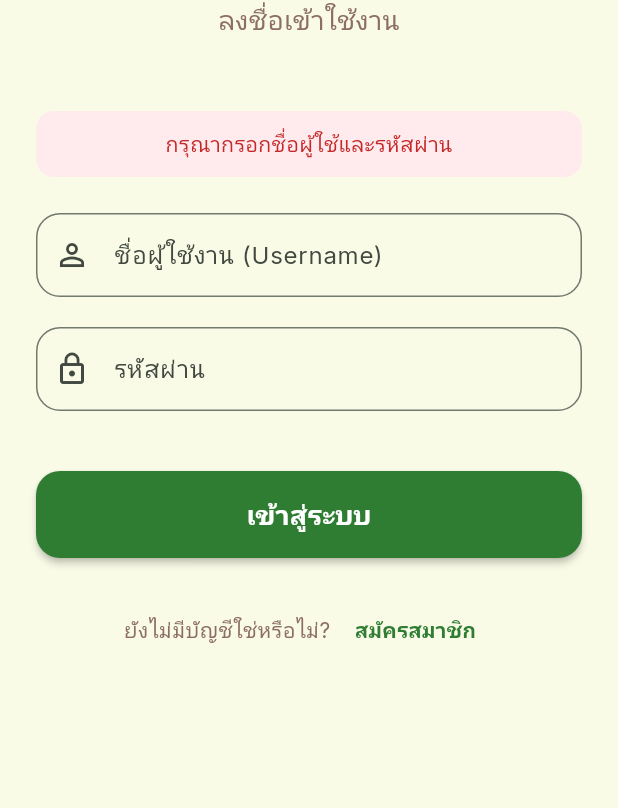
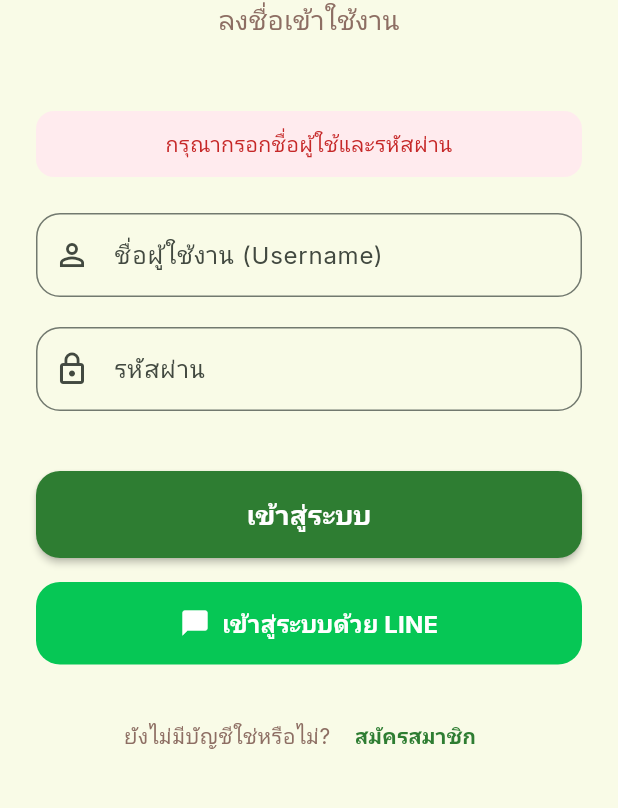
Before and after one commit to ItzSakkarinTH/GreenPoint, a Flutter app: the screen it shows after launch, after a tap on "เข้าสู่ระบบ", on a phone screen of 412 x 824 dp, the part 363-1171 px from its top. Run offline on Flutter 3.47's test engine with Material 3 defaults, Android fonts, the phone set to English and light mode, and no system bars; our stand-ins replace app_links, dio, flutter_riverpod, flutter_secure_storage, google_fonts, share_plus; missing offline and left inert: mobile_scanner; network calls fail.

Commit message:
add line login system for apps

```diff
--- a/lib/core/providers/auth_provider.dart
+++ b/lib/core/providers/auth_provider.dart
@@ -1,5 +1,6 @@
 import 'package:flutter_riverpod/flutter_riverpod.dart';
 import 'package:flutter_secure_storage/flutter_secure_storage.dart';
+import 'package:app_links/app_links.dart';
 import '../../core/network/api_service.dart';
 
 final authProvider = AsyncNotifierProvider<AuthNotifier, bool>(() {
@@ -8,11 +9,42 @@ final authProvider = AsyncNotifierProvider<AuthNotifier, bool>(() {
 
 class AuthNotifier extends AsyncNotifier<bool> {
   final FlutterSecureStorage _storage = const FlutterSecureStorage();
+  late final AppLinks _appLinks;
 
   @override
   Future<bool> build() async {
+    _appLinks = AppLinks();
+
+    // Listen to incoming deep links (Warm start)
+    _appLinks.uriLinkStream.listen((uri) {
+      _handleDeepLink(uri);
+    });
+
+    // Check if the app was opened via a deep link (Cold start)
+    try {
+      final initialUri = await _appLinks.getInitialLink();
+      if (initialUri != null) {
+        _handleDeepLink(initialUri);
+      }
+    } catch (e) {
+      print('❌ AppLinks initial link error: $e');
+    }
+
     final token = await _storage.read(key: 'jwt_token');
     return token != null && token.isNotEmpty;
+  }
+
+  void _handleDeepLink(Uri uri) async {
+    print('🔗 Processing incoming deep link: $uri');
+    if (uri.scheme == 'greenpoint' && uri.host == 'login-success') {
+      final token = uri.queryParameters['token'];
+      if (token != null && token.isNotEmpty) {
+        state = const AsyncValue.loading();
+        await _storage.write(key: 'jwt_token', value: token);
+        state = const AsyncValue.data(true);
+        print('🔑 Successfully authenticated via LINE login callback');
+      }
+    }
   }
 
   Future<bool> login(String username, String password) async {
--- a/lib/features/auth/login_screen.dart
+++ b/lib/features/auth/login_screen.dart
@@ -1,5 +1,6 @@
 import 'package:flutter/material.dart';
 import 'package:flutter_riverpod/flutter_riverpod.dart';
+import 'package:url_launcher/url_launcher.dart';
 import '../../core/providers/auth_provider.dart';
 import 'register_screen.dart';
 
@@ -48,6 +49,37 @@ class _LoginScreenState extends ConsumerState<LoginScreen> {
         setState(() {
           _isLoading = false;
           _errorMessage = 'ชื่อผู้ใช้หรือรหัสผ่านไม่ถูกต้อง';
+        });
+      }
+    }
+  }
+
+  Future<void> _handleLineLogin() async {
+    final url = Uri.parse('https://transaction-shop.vercel.app/api/auth/line/login?platform=mobile');
+    setState(() {
+      _isLoading = true;
+      _errorMessage = null;
+    });
+
+    try {
+      if (await canLaunchUrl(url)) {
+        await launchUrl(
+          url,
+          mode: LaunchMode.externalApplication,
+        );
+      } else {
+        setState(() {
+          _errorMessage = 'ไม่สามารถเปิดเว็บบราวเซอร์เพื่อเข้าสู่ระบบ LINE ได้';
+        });
+      }
+    } catch (e) {
+      setState(() {
+        _errorMessage = 'เกิดข้อผิดพลาดในการเปิด LINE Login';
+      });
+    } finally {
+      if (mounted) {
+        setState(() {
+          _isLoading = false;
         });
       }
     }
@@ -172,6 +204,30 @@ class _LoginScreenState extends ConsumerState<LoginScreen> {
                         ),
                       ),
               ),
+              const SizedBox(height: 16),
+
+              // LINE Login Button
+              OutlinedButton.icon(
+                onPressed: _isLoading ? null : _handleLineLogin,
+                icon: const Icon(Icons.chat_bubble, color: Colors.white, size: 20),
+                label: const Text(
+                  'เข้าสู่ระบบด้วย LINE',
+                  style: TextStyle(
+                    fontSize: 16,
+                    fontWeight: FontWeight.bold,
+                    color: Colors.white,
+                  ),
+                ),
+                style: OutlinedButton.styleFrom(
+                  backgroundColor: const Color(0xFF06C755), // LINE Green
+                  side: BorderSide.none,
+                  padding: const EdgeInsets.symmetric(vertical: 16),
+                  shape: RoundedRectangleBorder(
+                    borderRadius: BorderRadius.circular(16),
+                  ),
+                  elevation: 2,
+                ),
+              ),
               const SizedBox(height: 24),
               // Register Link
               Row(
--- a/pubspec.yaml
+++ b/pubspec.yaml
@@ -43,6 +43,8 @@ dependencies:
   flutter_dotenv: ^6.0.0
   mobile_scanner: ^7.2.0
   share_plus: ^10.1.4
+  url_launcher: ^6.3.2
+  app_links: ^6.4.1
 
 dev_dependencies:
   flutter_test:
```
Also changed, not shown: pubspec.lock, 1 other file.
